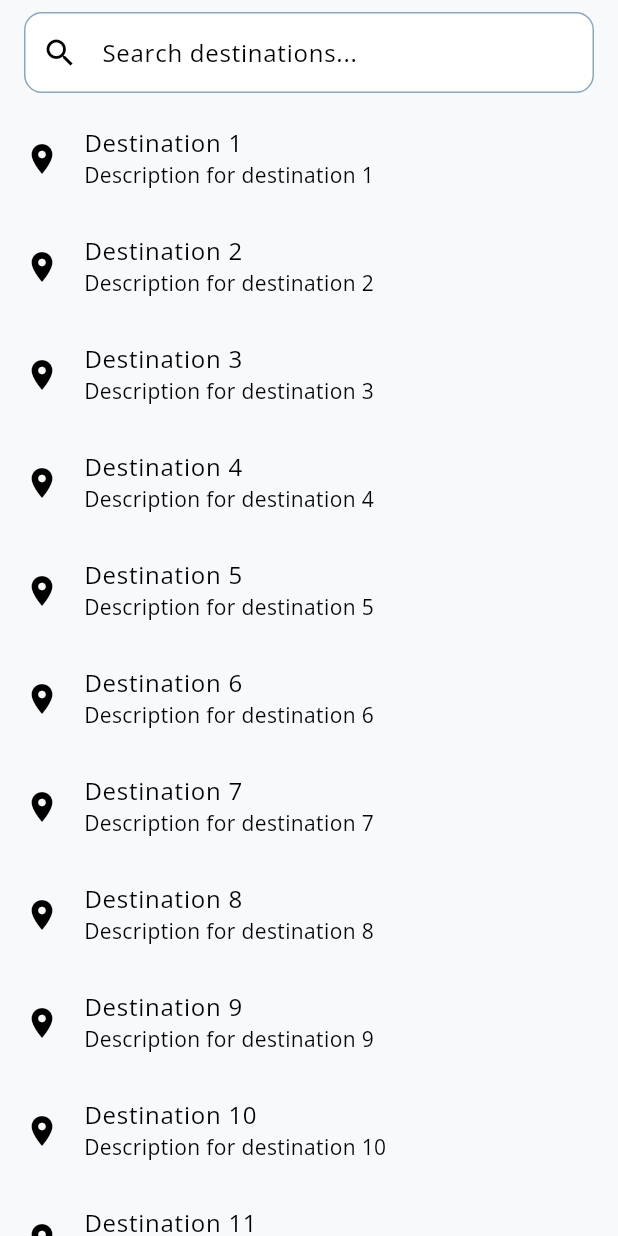
After one commit to qamarsultan7/roamsavvy, a Flutter app: the SearchView screen opened directly, on a phone screen of 412 x 824 dp. The commit adds this screen. Run offline on Flutter 3.47's test engine with Material 3 defaults, Android fonts, the light colour scheme and no system bars; our stand-ins replace bloc, equatable, flutter_animate, flutter_bloc, lottie.

```diff
--- a/lib/app/app.dart
+++ b/lib/app/app.dart
@@ -13,7 +13,7 @@ class MyApp extends StatelessWidget {
       theme: AppTheme.lightTheme,
       darkTheme: AppTheme.darkTheme,
       themeMode: ThemeMode.system,
-      initialRoute: RouteName.splash,
+      initialRoute: RouteName.home,
       onGenerateRoute: RouteGenerator.generateRoute,
       debugShowCheckedModeBanner: false,
       builder: (context, child) {
--- a/lib/app/routes/route_generator.dart
+++ b/lib/app/routes/route_generator.dart
@@ -1,7 +1,9 @@
 import 'package:flutter/material.dart';
 import 'package:roamsavvy/featured/home/view/home_screen.dart';
 import 'package:roamsavvy/featured/onboarding/view/onboarding_view.dart';
+import 'package:roamsavvy/featured/settings/view/settings_view.dart' show SettingsView;
 import 'package:roamsavvy/featured/splash/view/splash_view.dart';
+import '../../featured/search/view/search_view.dart';
 import 'route_name.dart';
 
 class RouteGenerator {
@@ -17,6 +19,9 @@ class RouteGenerator {
 
       case RouteName.home:
         return MaterialPageRoute(builder: (_) => const HomeScreen());
+
+      case RouteName.settings:
+        return MaterialPageRoute(builder: (_) => const SettingsView());
 
       // case RouteName.medical:
       //   return MaterialPageRoute(builder: (_) => const MedicalPage());
--- a/lib/app/routes/route_name.dart
+++ b/lib/app/routes/route_name.dart
@@ -1,7 +1,7 @@
 class RouteName {
-  static const String splash = '/';
-  static const String home = '/home';
-  static const String onBoarding = '/onBoarding';
-  static const String food = '/food';
-  static const String medical = '/medical';
+  static const String splash = 'splash';
+  static const String home = 'home';
+  static const String onBoarding = 'onBoarding';
+  static const String search = 'search';
+  static const String settings = 'settings';
 }
--- a/lib/featured/home/view/home_view.dart
+++ b/lib/featured/home/view/home_view.dart
@@ -1,6 +1,5 @@
 import 'package:flutter/material.dart';
 import 'package:flutter_animate/flutter_animate.dart';
-import '../../../shared/components/custom_bottom_navbar.dart';
 import 'widgets/cover_heading_widget.dart';
 import 'widgets/expandable_card_container.dart';
 
@@ -11,8 +10,7 @@ class HomeView extends StatelessWidget {
   Widget build(BuildContext context) {
     final size = MediaQuery.of(context).size;
     return Scaffold(
-      resizeToAvoidBottomInset: false,
-      extendBody: true,
+
       body: Padding(
         padding: const EdgeInsets.symmetric(horizontal: 15.0),
         child: CustomScrollView(
@@ -65,7 +63,7 @@ class HomeView extends StatelessWidget {
         ),
       ),
 
-      bottomNavigationBar: CustomBottomNavbar(),
+
     );
   }
 }
--- /dev/null
+++ b/lib/featured/search/view/search_view.dart
@@ -0,0 +1,66 @@
+import 'package:flutter/material.dart';
+
+import '../../../shared/components/custom_search_field.dart';
+
+class SearchView extends StatefulWidget {
+  const SearchView({super.key});
+
+  @override
+  State<SearchView> createState() => _SearchViewState();
+}
+
+class _SearchViewState extends State<SearchView> {
+  late TextEditingController _searchController;
+
+  @override
+  void initState() {
+    super.initState();
+    _searchController = TextEditingController();
+  }
+
+  @override
+  void dispose() {
+    _searchController.dispose();
+    super.dispose();
+  }
+
+  @override
+  Widget build(BuildContext context) {
+    return Scaffold(
+      body: Column(
+        mainAxisAlignment: MainAxisAlignment.center,
+        children: [
+          Padding(
+            padding: const EdgeInsets.symmetric(
+              horizontal: 16.0,
+              vertical: 8.0,
+            ),
+            child: CustomSearchField(
+              controller: _searchController,
+              hintText: 'Search destinations...',
+              onSubmitted: (value) {
+                // Handle search submission
+              },
+            ),
+          ),
+          Expanded(
+            child: ListView.builder(
+              itemCount: 15,
+              physics: BouncingScrollPhysics(),
+              itemBuilder: (context, index) {
+                return ListTile(
+                  leading: const Icon(Icons.place),
+                  title: Text('Destination ${index + 1}'),
+                  subtitle: Text('Description for destination ${index + 1}'),
+                  onTap: () {
+                    // Handle destination selection
+                  },
+                );
+              },
+            ),
+          ),
+        ],
+      ),
+    );
+  }
+}
--- a/lib/featured/splash/widget/animated_images.dart
+++ b/lib/featured/splash/widget/animated_images.dart
@@ -137,8 +137,8 @@ class AnimatedImageItem extends StatelessWidget {
 
   @override
   Widget build(BuildContext context) {
-final color=Theme.of(context).colorScheme.onSurface;
-    final Widget imageWidget = usePolaroidStyle
+final color=Theme.of(context).colorScheme.secondary;
+   final Widget imageWidget = usePolaroidStyle
         ? Container(
             width: size,
             height: size,
--- a/lib/featured/splash/widget/app_brand_widget.dart
+++ b/lib/featured/splash/widget/app_brand_widget.dart
@@ -56,7 +56,6 @@ class AnimatedLettersDrop extends StatelessWidget {
   Widget build(BuildContext context) {
     final theme = Theme.of(context);
     final text = 'ROAMSAVVY';
-
     return Row(
       mainAxisAlignment: MainAxisAlignment.center,
       children:
--- a/lib/shared/components/custom_bottom_navbar.dart
+++ b/lib/shared/components/custom_bottom_navbar.dart
@@ -2,6 +2,7 @@ import 'dart:ui';
 import 'package:flutter/material.dart';
 import 'package:flutter_animate/flutter_animate.dart';
 import 'package:flutter_bloc/flutter_bloc.dart';
+import 'package:roamsavvy/app/routes/route_name.dart';
 import 'package:roamsavvy/shared/bloc/bottom_nav_bar_bloc.dart';
 
 class CustomBottomNavbar extends StatefulWidget {
@@ -38,6 +39,10 @@ class _CustomBottomNavbarState extends State<CustomBottomNavbar> {
 
   void _onTabSelected(int newIndex) {
     // Dispatch event to the BLoC
+    if(newIndex==2){
+      Navigator.pushNamed(context, RouteName.settings);
+      return;
+    }
     context.read<BottomNavBarBloc>().add(
       BottomNavBarItemTapped(index: newIndex)
     );
--- /dev/null
+++ b/lib/shared/components/custom_search_field.dart
@@ -0,0 +1,104 @@
+import 'package:flutter/material.dart';
+
+class CustomSearchField extends StatefulWidget {
+  final TextEditingController controller;
+  final FocusNode? focusNode;
+  final String hintText;
+  final ValueChanged<String>? onSubmitted;
+  final VoidCallback? onClear;
+  final Widget? prefixIcon;
+  final bool autofocus;
+  final InputDecoration? decoration;
+  final EdgeInsetsGeometry? contentPadding;
+  final TextStyle? textStyle;
+  final TextInputType keyboardType;
+  final bool obscureText;
+  final VoidCallback? onFocusChange;
+
+  const CustomSearchField({
+    super.key,
+    required this.controller,
+    this.focusNode,
+    this.hintText = "Search...",
+    this.onSubmitted,
+    this.onClear,
+    this.prefixIcon,
+    this.autofocus = false,
+    this.decoration,
+    this.contentPadding,
+    this.textStyle,
+    this.keyboardType = TextInputType.text,
+    this.obscureText = false,
+    this.onFocusChange,
+  });
+
+  @override
+  State<CustomSearchField> createState() => _CustomSearchFieldState();
+}
+
+class _CustomSearchFieldState extends State<CustomSearchField> {
+  late FocusNode _focusNode;
+  bool _isInternalFocusNode = false;
+
+  @override
+  void initState() {
+    super.initState();
+    if (widget.focusNode == null) {
+      _focusNode = FocusNode();
+      _isInternalFocusNode = true;
+
+      if (widget.onFocusChange != null) {
+        _focusNode.addListener(() {
+          if (_focusNode.hasFocus) {
+            widget.onFocusChange?.call();
+          }
+        });
+      }
+    } else {
+      _focusNode = widget.focusNode!;
+    }
+  }
+
+  @override
+  void dispose() {
+    if (_isInternalFocusNode) {
+      _focusNode.dispose();
+    }
+    super.dispose();
+  }
+
+  @override
+  Widget build(BuildContext context) {
+    var theme = Theme.of(context);
+    return TextField(
+      keyboardAppearance: theme.brightness,
+      controller: widget.controller,
+      focusNode: _focusNode,
+      autofocus: widget.autofocus,
+      keyboardType: widget.keyboardType,
+      obscureText: widget.obscureText,
+      style: widget.textStyle,
+      decoration:
+          widget.decoration ??
+          InputDecoration(
+            hintText: widget.hintText,
+            prefixIcon: widget.prefixIcon ?? const Icon(Icons.search),
+            border: OutlineInputBorder(borderRadius: BorderRadius.circular(12)),
+            enabledBorder: OutlineInputBorder(
+              borderRadius: BorderRadius.circular(12),
+              borderSide: BorderSide(color: theme.primaryColor.withAlpha(125)),
+            ),
+            focusedBorder: OutlineInputBorder(
+              borderRadius: BorderRadius.circular(12),
+              borderSide: BorderSide(color: theme.primaryColor),
+            ),
+            contentPadding:
+                widget.contentPadding ??
+                const EdgeInsets.symmetric(vertical: 15, horizontal: 16),
+            filled: true,
+            fillColor: theme.cardColor,
+          ),
+      onSubmitted: widget.onSubmitted,
+    );
+  }
+}
--- /dev/null
+++ b/lib/shared/components/share_widgets.dart
@@ -0,0 +1,3 @@
+export 'package:roamsavvy/shared/components/custom_main_button.dart';
+export 'package:roamsavvy/shared/components/custom_bottom_navbar.dart';
+export 'package:roamsavvy/shared/components/custom_search_field.dart';
```
Also changed, not shown: lib/featured/home/view/home_screen.dart (+36 -1 lines), lib/featured/home/view/widgets/location_bottom_sheet.dart (+6 -13 lines), lib/featured/settings/view/settings_view.dart (added, +88 -0 lines).
